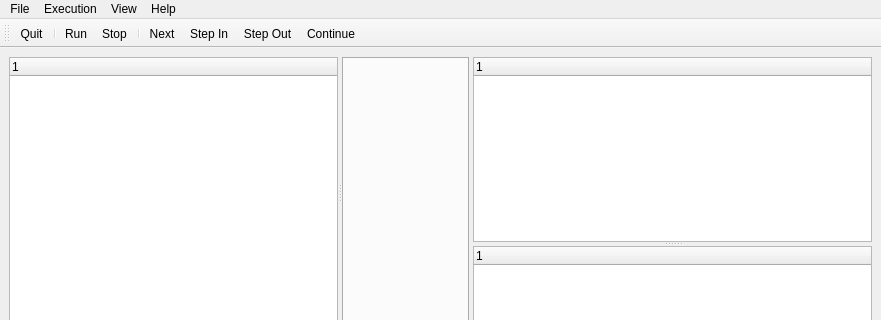
Above: src/mainwindow.ui from jhn98032/gede before the change; both pictures show x 0 to 881 and y 0 to 320 of the 881 by 698 pixel window. Below: the same form after it.
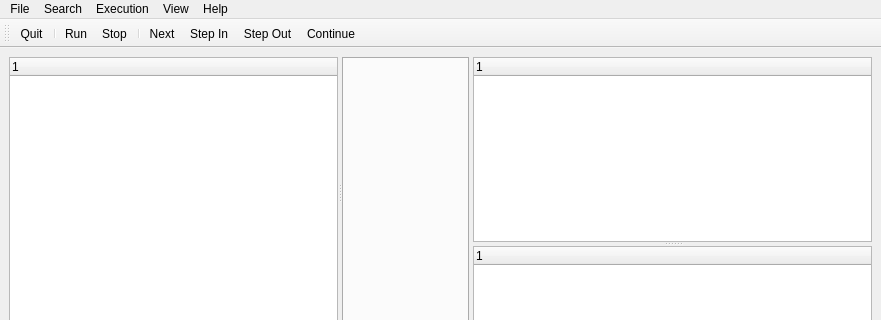
That is the form after the change. Icons and pictures are not drawn. Custom widgets are drawn as their Qt base class.

Commit message: Added a "Go To Line..." menu entry.

What changed in the file:
```diff
--- a/src/mainwindow.ui
+++ b/src/mainwindow.ui
@@ -252,7 +252,14 @@
     <addaction name="separator"/>
     <addaction name="actionDefaultViewSetup"/>
    </widget>
+   <widget class="QMenu" name="menuSearch">
+    <property name="title">
+     <string>Search</string>
+    </property>
+    <addaction name="actionGoToLine"/>
+   </widget>
    <addaction name="menuFile"/>
+   <addaction name="menuSearch"/>
    <addaction name="menuExecution"/>
    <addaction name="menuView"/>
    <addaction name="menuHelp"/>
```
Left out of the diff: 8 changed lines with no effect on the pictures. The commit also changes 6 other files.
